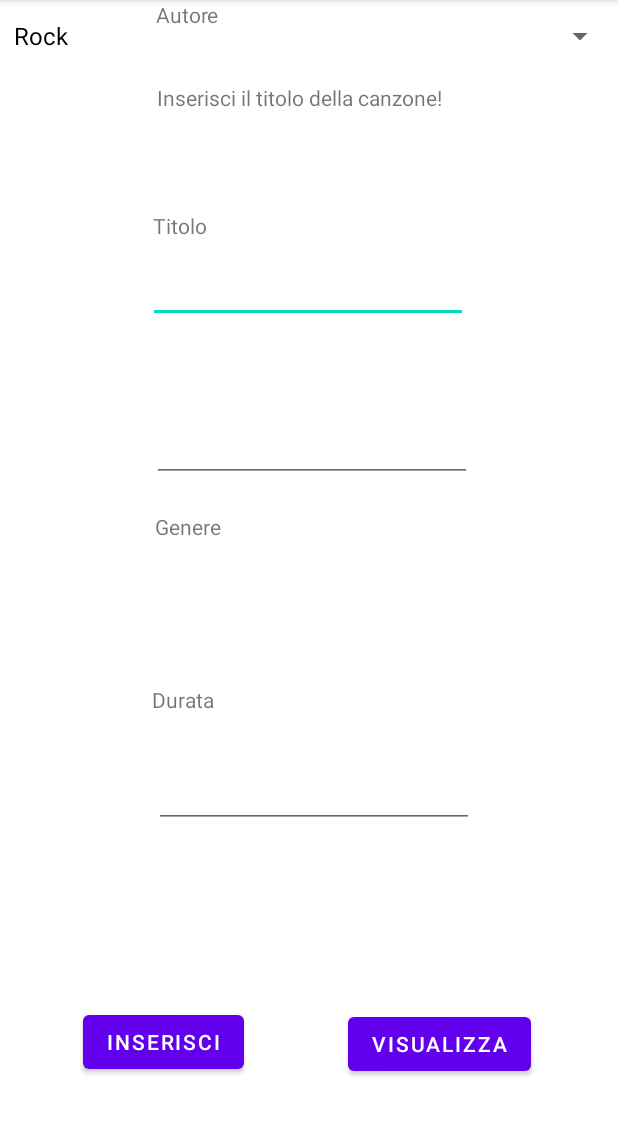
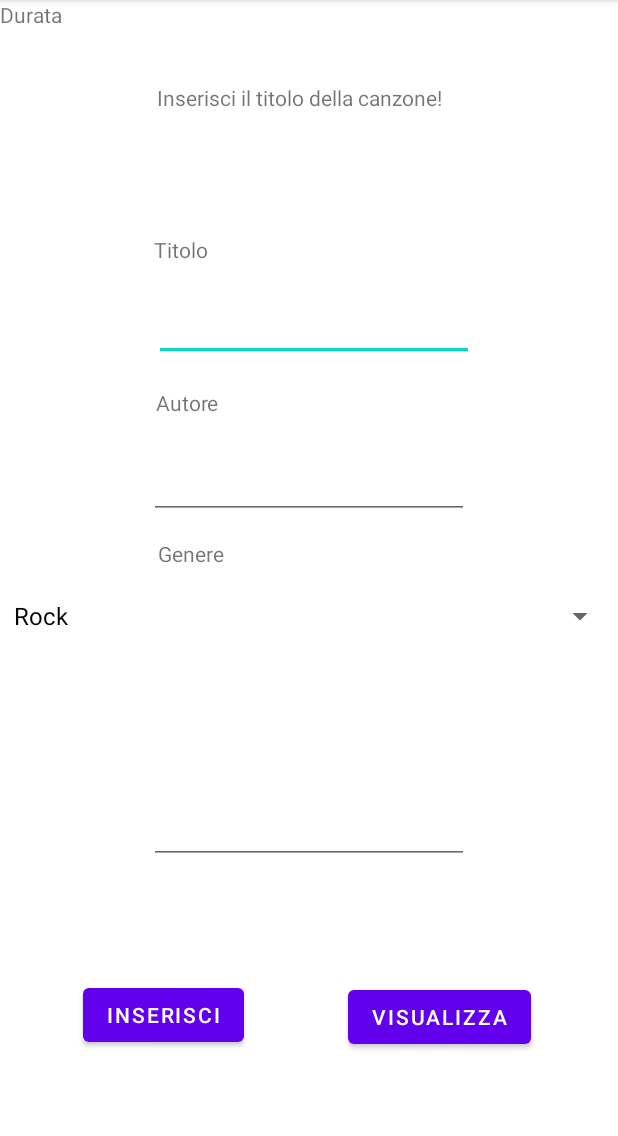
Before and after one commit to CSilviu21/Voltify, an Android app: the screen it shows after launch (MainActivity), on a phone screen of 412 x 824 dp, the part 84-1220 px from its top. Run offline under Robolectric (Android 15) with nearby library versions, the phone set to English and light mode, and no system bars.

Commit message:
Situazione finale brani spotify

```diff
--- a/app/src/main/AndroidManifest.xml
+++ b/app/src/main/AndroidManifest.xml
@@ -9,6 +9,9 @@
         android:roundIcon="@mipmap/ic_launcher_round"
         android:supportsRtl="true"
         android:theme="@style/Theme.Roscini5AINF">
+        <activity
+            android:name=".MainActivity3"
+            android:exported="true" />
         <activity
             android:name=".MainActivity2"
             android:exported="true" />
--- a/app/src/main/java/itts/volta/quintocinf/roscini5ainf/Brano.java
+++ b/app/src/main/java/itts/volta/quintocinf/roscini5ainf/Brano.java
@@ -25,7 +25,7 @@ public class Brano {
     public void setTitolo(String titolo) {
         this.titolo = titolo;
     }
-z
+
     public int getDurata() {
         return durata;
     }
--- a/app/src/main/java/itts/volta/quintocinf/roscini5ainf/GestoreBrano.java
+++ b/app/src/main/java/itts/volta/quintocinf/roscini5ainf/GestoreBrano.java
@@ -5,24 +5,28 @@ import java.util.ArrayList;
 public class GestoreBrano {
     ArrayList<Brano> listaBrani;
 
-    public GestoreBrano(){
+    public GestoreBrano() {
 
         listaBrani = new ArrayList<Brano>(); //arraylist è dinamico (scelgo la dimensione) a differenza di array normale che è statico( dimensione predefinita)
     }
 
-    public void addBrano(String titolo, String genere){
-        Brano br= new Brano(titolo,genere);
+    public void addBrano(String titolo, String genere)
+    {
+        Brano br = new Brano(titolo, genere);
         listaBrani.add(br); //aggiungo l'elemento ad una lista
 
     }
-public String listaSong(){ //nuovo metodo public che restituisce una stringa
+
+    public String listaSong() { //nuovo metodo public che restituisce una stringa
         StringBuilder sbSong = new StringBuilder(); //definisco lo String Builder
-        for (Brano brc : listaBrani ){ //per ogni lista brano  aggiungo un elemento che chiamero all'oggetto brc di tipo Brano e vado ciclare la lista brani
-            sbSong.append(brc.getTitolo().toString()+"-");
-            sbSong.append(brc.getGenere().toString());
-            sbSong.append("\n"); //vado a capo
 
-        }
-        return sbSong.toString(); //ritorno la stringa del mio elemento sbSong
+        for (Brano brC : listaBrani)
+        {
+        sbSong.append(brC.getTitolo().toString()+"-");
+        sbSong.append(brC.getAutore().toString()+"\n");
+
+
+    }
+        return sbSong.toString();
+    }
 }
-}
--- a/app/src/main/java/itts/volta/quintocinf/roscini5ainf/MainActivity.java
+++ b/app/src/main/java/itts/volta/quintocinf/roscini5ainf/MainActivity.java
@@ -23,6 +23,7 @@ public class MainActivity extends AppCompatActivity {
     protected void onCreate(Bundle savedInstanceState) { //pacchetto che contiene dati che servono per gestire l'activity
         super.onCreate(savedInstanceState);//crea l'interfaccia grafica
         setContentView(R.layout.activity_main);//specifichiamo il layout
+
 
        titolo=(TextView)findViewById(R.id.TitoloCanzone); //Grazie al metodo findViewById riesco a recuperare il riferimento ad un oggetto collocato nell'interfaccia utente e lo descrivo per ogni elemento.
        autore=(TextView)findViewById(R.id.Autore);
@@ -59,6 +60,8 @@ public class MainActivity extends AppCompatActivity {
                In questo caso mostro il titolo del brano scelto.
                 */
 
+               //un metodo statico è un metodo che si può invocare senza aver instanziato la classe
+
            }
        });
     }
--- /dev/null
+++ b/app/src/main/java/itts/volta/quintocinf/roscini5ainf/MainActivity3.java
@@ -0,0 +1,16 @@
+package itts.volta.quintocinf.roscini5ainf;
+
+import androidx.appcompat.app.AppCompatActivity;
+
+import android.os.Bundle;
+
+public class MainActivity3 extends AppCompatActivity {
+
+    @Override
+    protected void onCreate(Bundle savedInstanceState) {
+        super.onCreate(savedInstanceState);
+        setContentView(R.layout.activity_main3);
+
+    }
+
+}
--- a/app/src/main/res/layout/activity_main.xml
+++ b/app/src/main/res/layout/activity_main.xml
@@ -22,82 +22,86 @@
         android:id="@+id/editTitolo"
         android:layout_width="wrap_content"
         android:layout_height="wrap_content"
-        android:layout_marginTop="170dp"
-        android:layout_marginBottom="516dp"
+        android:layout_marginStart="104dp"
+        android:layout_marginTop="177dp"
+        android:layout_marginEnd="98dp"
+        android:layout_marginBottom="509dp"
         android:ems="10"
         android:inputType="textPersonName"
         app:layout_constraintBottom_toBottomOf="parent"
-        app:layout_constraintHorizontal_bias="0.497"
-        app:layout_constraintLeft_toLeftOf="parent"
-        app:layout_constraintRight_toRightOf="parent"
-        app:layout_constraintTop_toTopOf="parent"
-        app:layout_constraintVertical_bias="0.0" />
+        app:layout_constraintEnd_toEndOf="parent"
+        app:layout_constraintStart_toStartOf="parent"
+        app:layout_constraintTop_toTopOf="parent" />
 
     <EditText
         android:id="@+id/editAutore"
         android:layout_width="wrap_content"
         android:layout_height="wrap_content"
         android:layout_marginStart="101dp"
-        android:layout_marginTop="-15dp"
-        android:layout_marginEnd="100dp"
-        android:layout_marginBottom="20dp"
+        android:layout_marginTop="282dp"
+        android:layout_marginEnd="101dp"
+        android:layout_marginBottom="404dp"
         android:ems="10"
         android:inputType="textPersonName"
-        app:layout_constraintBottom_toTopOf="@+id/Genere"
+        app:layout_constraintBottom_toBottomOf="parent"
         app:layout_constraintEnd_toEndOf="parent"
-        app:layout_constraintHorizontal_bias="0.0"
         app:layout_constraintStart_toStartOf="parent"
-        app:layout_constraintTop_toBottomOf="@+id/Autore"
-        app:layout_constraintVertical_bias="1.0" />
+        app:layout_constraintTop_toTopOf="parent" />
 
     <Button
         android:id="@+id/visualizzaBtn"
         android:layout_width="wrap_content"
         android:layout_height="wrap_content"
         android:layout_marginStart="259dp"
+        android:layout_marginTop="635dp"
         android:layout_marginEnd="58dp"
         android:layout_marginBottom="48dp"
         android:text="Visualizza"
         app:layout_constraintBottom_toBottomOf="parent"
         app:layout_constraintEnd_toEndOf="parent"
         app:layout_constraintHorizontal_bias="1.0"
-        app:layout_constraintStart_toStartOf="parent" />
+        app:layout_constraintStart_toStartOf="parent"
+        app:layout_constraintTop_toTopOf="parent" />
 
     <TextView
         android:id="@+id/Titolo"
         android:layout_width="wrap_content"
         android:layout_height="wrap_content"
         android:layout_marginStart="102dp"
-        android:layout_marginTop="67dp"
-        android:layout_marginEnd="274dp"
-        android:layout_marginBottom="12dp"
+        android:layout_marginTop="138dp"
+        android:layout_marginEnd="273dp"
+        android:layout_marginBottom="574dp"
         android:text="Titolo"
-        app:layout_constraintBottom_toTopOf="@+id/editTitolo"
+        app:layout_constraintBottom_toBottomOf="parent"
         app:layout_constraintEnd_toEndOf="parent"
         app:layout_constraintStart_toStartOf="parent"
-        app:layout_constraintTop_toBottomOf="@+id/TitoloCanzone" />
+        app:layout_constraintTop_toTopOf="parent" />
 
     <TextView
         android:id="@+id/Autore"
         android:layout_width="wrap_content"
         android:layout_height="wrap_content"
-        android:layout_marginStart="103dp"
+        android:layout_marginStart="104dp"
+        android:layout_marginTop="240dp"
         android:layout_marginEnd="266dp"
+        android:layout_marginBottom="472dp"
         android:text="Autore"
+        app:layout_constraintBottom_toBottomOf="parent"
         app:layout_constraintEnd_toEndOf="parent"
         app:layout_constraintStart_toStartOf="parent"
-        tools:layout_editor_absoluteY="241dp" />
+        app:layout_constraintTop_toTopOf="parent" />
 
     <TextView
         android:id="@+id/Genere"
         android:layout_width="wrap_content"
         android:layout_height="wrap_content"
-        android:layout_marginStart="103dp"
+        android:layout_marginStart="104dp"
         android:layout_marginTop="341dp"
-        android:layout_marginEnd="263dp"
+        android:layout_marginEnd="262dp"
+        android:layout_marginBottom="371dp"
         android:text="Genere"
+        app:layout_constraintBottom_toBottomOf="parent"
         app:layout_constraintEnd_toEndOf="parent"
-        app:layout_constraintHorizontal_bias="0.0"
         app:layout_constraintStart_toStartOf="parent"
         app:layout_constraintTop_toTopOf="parent" />
 
@@ -105,30 +109,23 @@
         android:id="@+id/Durata"
         android:layout_width="wrap_content"
         android:layout_height="wrap_content"
-        android:layout_marginStart="101dp"
-        android:layout_marginTop="438dp"
-        android:layout_marginBottom="274dp"
         android:text="Durata"
-        app:layout_constraintBottom_toBottomOf="parent"
-        app:layout_constraintEnd_toStartOf="@+id/editDurata"
-        app:layout_constraintHorizontal_bias="0.0"
-        app:layout_constraintStart_toStartOf="parent"
-        app:layout_constraintTop_toTopOf="parent" />
+        tools:layout_editor_absoluteX="103dp"
+        tools:layout_editor_absoluteY="480dp" />
 
     <EditText
         android:id="@+id/editDurata"
         android:layout_width="wrap_content"
         android:layout_height="wrap_content"
-        android:layout_marginStart="-60dp"
-        android:layout_marginTop="400dp"
-        android:layout_marginEnd="38dp"
-        android:layout_marginBottom="14dp"
+        android:layout_marginStart="101dp"
+        android:layout_marginTop="512dp"
+        android:layout_marginEnd="101dp"
+        android:layout_marginBottom="174dp"
         android:ems="10"
         android:inputType="textPersonName"
-        app:layout_constraintBottom_toTopOf="@+id/visualizzaBtn"
+        app:layout_constraintBottom_toBottomOf="parent"
         app:layout_constraintEnd_toEndOf="parent"
-        app:layout_constraintHorizontal_bias="0.0"
-        app:layout_constraintStart_toEndOf="@+id/inserisciBtn"
+        app:layout_constraintStart_toStartOf="parent"
         app:layout_constraintTop_toTopOf="parent" />
 
     <Button
@@ -136,20 +133,26 @@
         android:layout_width="wrap_content"
         android:layout_height="wrap_content"
         android:layout_marginStart="55dp"
+        android:layout_marginTop="634dp"
+        android:layout_marginEnd="249dp"
         android:layout_marginBottom="49dp"
         android:text="Inserisci"
         app:layout_constraintBottom_toBottomOf="parent"
-        app:layout_constraintStart_toStartOf="parent" />
+        app:layout_constraintEnd_toEndOf="parent"
+        app:layout_constraintStart_toStartOf="parent"
+        app:layout_constraintTop_toTopOf="parent" />
 
     <Spinner
         android:id="@+id/spnGeneri"
         android:layout_width="409dp"
         android:layout_height="wrap_content"
         android:layout_marginStart="1dp"
+        android:layout_marginTop="380dp"
         android:layout_marginEnd="1dp"
+        android:layout_marginBottom="327dp"
+        app:layout_constraintBottom_toBottomOf="parent"
         app:layout_constraintEnd_toEndOf="parent"
-        app:layout_constraintHorizontal_bias="0.0"
         app:layout_constraintStart_toStartOf="parent"
-        tools:layout_editor_absoluteY="383dp" />
+        app:layout_constraintTop_toTopOf="parent" />
 
 </androidx.constraintlayout.widget.ConstraintLayout>
--- /dev/null
+++ b/app/src/main/res/layout/activity_main3.xml
@@ -0,0 +1,9 @@
+<?xml version="1.0" encoding="utf-8"?>
+<androidx.constraintlayout.widget.ConstraintLayout xmlns:android="http://schemas.android.com/apk/res/android"
+    xmlns:app="http://schemas.android.com/apk/res-auto"
+    xmlns:tools="http://schemas.android.com/tools"
+    android:layout_width="match_parent"
+    android:layout_height="match_parent"
+    tools:context=".MainActivity3">
+
+</androidx.constraintlayout.widget.ConstraintLayout>
```
